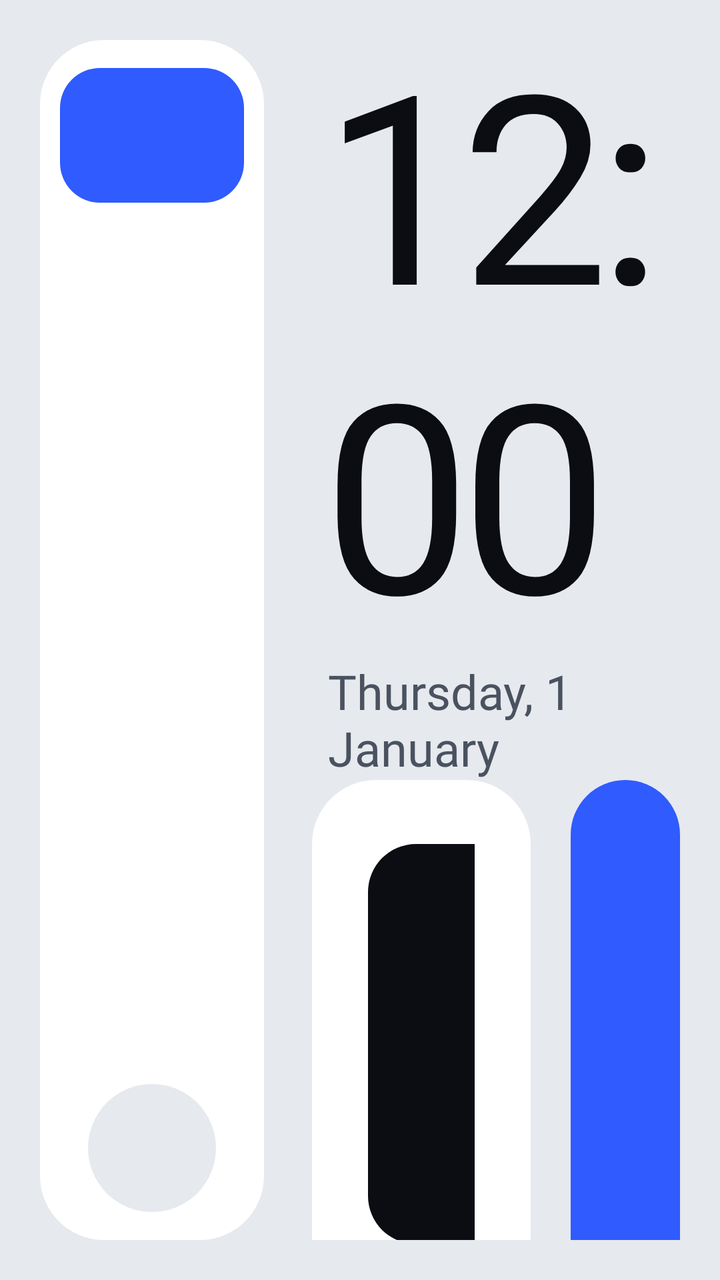
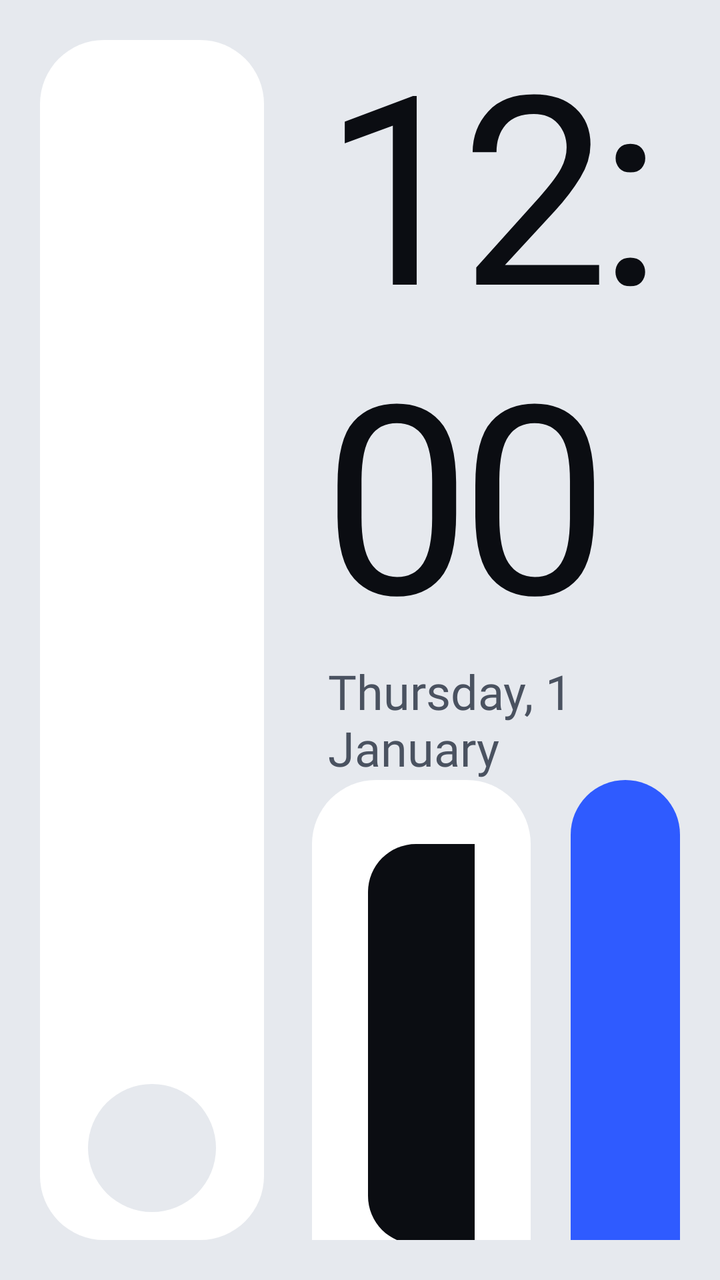

Screens rendered from an Android XML layout before and after an edit, with the pre-edit source and the edit as a unified diff.
<!-- AndroidManifest.xml: application theme Theme.CleanDash -->
<!-- res/layout/home_rail.xml -->
<?xml version="1.0" encoding="utf-8"?>
<LinearLayout xmlns:android="http://schemas.android.com/apk/res/android"
    android:layout_width="match_parent"
    android:layout_height="match_parent"
    android:background="@color/rail_bg"
    android:fitsSystemWindows="true"
    android:orientation="horizontal"
    android:padding="20dp">

    <LinearLayout
        android:layout_width="112dp"
        android:layout_height="match_parent"
        android:background="@drawable/rail_card"
        android:gravity="center_horizontal"
        android:orientation="vertical"
        android:paddingStart="10dp"
        android:paddingTop="12dp"
        android:paddingEnd="10dp"
        android:paddingBottom="14dp">

        <LinearLayout style="@style/Rail.Item" android:background="@drawable/rail_item_accent" android:tag="maps">
            <ImageView android:tag="icon" style="@style/Rail.ItemIcon" android:tint="@color/rail_on_accent" />
            <TextView android:tag="label" style="@style/Rail.ItemLabel" android:textColor="@color/rail_on_accent" />
        </LinearLayout>

        <LinearLayout style="@style/Rail.Item" android:tag="carplay">
            <ImageView android:tag="icon" style="@style/Rail.ItemIcon" />
            <TextView android:tag="label" style="@style/Rail.ItemLabel" />
        </LinearLayout>

        <LinearLayout style="@style/Rail.Item" android:tag="radio">
            <ImageView android:tag="icon" style="@style/Rail.ItemIcon" />
            <TextView android:tag="label" style="@style/Rail.ItemLabel" />
        </LinearLayout>

        <LinearLayout style="@style/Rail.Item" android:tag="music">
            <ImageView android:tag="icon" style="@style/Rail.ItemIcon" />
            <TextView android:tag="label" style="@style/Rail.ItemLabel" />
        </LinearLayout>

        <LinearLayout style="@style/Rail.Item" android:tag="bluetooth">
            <ImageView android:tag="icon" style="@style/Rail.ItemIcon" />
            <TextView android:tag="label" style="@style/Rail.ItemLabel" />
        </LinearLayout>

        <LinearLayout style="@style/Rail.Item" android:tag="eq">
            <ImageView android:tag="icon" style="@style/Rail.ItemIcon" />
            <TextView android:tag="label" style="@style/Rail.ItemLabel" />
        </LinearLayout>

        <LinearLayout style="@style/Rail.Item" android:tag="settings">
            <ImageView android:tag="icon" style="@style/Rail.ItemIcon" />
            <TextView android:tag="label" style="@style/Rail.ItemLabel" />
        </LinearLayout>

        <FrameLayout
            android:layout_width="64dp"
            android:layout_height="64dp"
            android:layout_marginTop="10dp"
            android:background="@drawable/rail_apps"
            android:tag="apps">

            <ImageView
                android:tag="icon"
                style="@style/Rail.ItemIcon"
                android:layout_gravity="center" />
        </FrameLayout>
    </LinearLayout>

    <LinearLayout
        android:layout_width="0dp"
        android:layout_height="match_parent"
        android:layout_marginStart="24dp"
        android:layout_weight="1"
        android:orientation="vertical">

        
        <Space
            android:layout_width="match_parent"
            android:layout_height="0dp"
            android:layout_weight="1" />

        <LinearLayout
            android:layout_width="match_parent"
            android:layout_height="wrap_content"
            android:layout_marginStart="8dp"
            android:gravity="center_vertical"
            android:orientation="horizontal">

            
            <LinearLayout
                android:id="@+id/clock"
                android:layout_width="wrap_content"
                android:layout_height="wrap_content"
                android:background="?android:attr/selectableItemBackground"
                android:orientation="vertical">

                <TextClock
                    android:layout_width="wrap_content"
                    android:layout_height="wrap_content"
                    android:fontFamily="@font/space_grotesk_medium"
                    android:format12Hour="h:mm"
                    android:format24Hour="HH:mm"
                    android:includeFontPadding="false"
                    android:letterSpacing="-0.04"
                    android:textColor="@color/rail_text"
                    android:textSize="132sp" />

                <TextClock
                    android:layout_width="wrap_content"
                    android:layout_height="wrap_content"
                    android:fontFamily="@font/space_grotesk_medium"
                    android:format12Hour="EEEE, d MMMM"
                    android:format24Hour="EEEE, d MMMM"
                    android:textColor="@color/rail_muted"
                    android:textSize="24sp" />
            </LinearLayout>

            <Space
                android:layout_width="0dp"
                android:layout_height="1dp"
                android:layout_weight="1" />

            <TextView
                android:id="@+id/set_home"
                android:layout_width="wrap_content"
                android:layout_height="44dp"
                android:background="@drawable/rail_pill"
                android:fontFamily="@font/space_grotesk_semibold"
                android:gravity="center"
                android:paddingStart="22dp"
                android:paddingEnd="22dp"
                android:text="@string/set_home"
                android:textColor="@color/rail_accent"
                android:textSize="15sp"
                android:visibility="gone" />
        </LinearLayout>

        <Space
            android:layout_width="match_parent"
            android:layout_height="0dp"
            android:layout_weight="1" />

        <LinearLayout
            android:layout_width="match_parent"
            android:layout_height="264dp"
            android:orientation="horizontal">

            <LinearLayout
                android:id="@+id/media_card"
                android:layout_width="0dp"
                android:layout_height="match_parent"
                android:layout_weight="2"
                android:background="@drawable/rail_card"
                android:foreground="?android:attr/selectableItemBackground"
                android:gravity="center_vertical"
                android:orientation="horizontal"
                android:padding="28dp">

                <ImageView
                    android:id="@+id/media_art"
                    android:layout_width="200dp"
                    android:layout_height="200dp"
                    android:background="@drawable/rail_art"
                    android:importantForAccessibility="no"
                    android:padding="64dp"
                    android:src="@drawable/ic_music"
                    android:tint="@color/rail_on_accent" />

                <LinearLayout
                    android:layout_width="0dp"
                    android:layout_height="wrap_content"
                    android:layout_marginStart="28dp"
                    android:layout_weight="1"
                    android:orientation="vertical">

                    <TextView
                        android:id="@+id/media_title"
                        android:layout_width="match_parent"
                        android:layout_height="wrap_content"
                        android:ellipsize="end"
                        android:fontFamily="@font/space_grotesk_semibold"
                        android:singleLine="true"
                        android:textColor="@color/rail_text"
                        android:textSize="30sp" />

                    <TextView
                        android:id="@+id/media_artist"
                        android:layout_width="match_parent"
                        android:layout_height="wrap_content"
                        android:layout_marginTop="2dp"
                        android:ellipsize="end"
                        android:fontFamily="@font/space_grotesk_medium"
                        android:singleLine="true"
                        android:textColor="@color/rail_muted"
                        android:textSize="19sp" />

                    <FrameLayout
                        android:layout_width="match_parent"
                        android:layout_height="6dp"
                        android:layout_marginTop="18dp"
                        android:background="@drawable/rail_track">

                        <View
                            android:id="@+id/media_progress"
                            android:layout_width="match_parent"
                            android:layout_height="match_parent"
                            android:background="@drawable/rail_progress"
                            android:scaleX="0" />
                    </FrameLayout>

                    <LinearLayout
                        android:layout_width="wrap_content"
                        android:layout_height="wrap_content"
                        android:layout_marginTop="18dp"
                        android:gravity="center_vertical"
                        android:orientation="horizontal">

                        <ImageView
                            android:id="@+id/media_prev"
                            style="@style/Rail.Button"
                            android:contentDescription="@string/media_prev"
                            android:src="@drawable/ic_skip_previous" />

                        <ImageView
                            android:id="@+id/media_play"
                            android:layout_width="76dp"
                            android:layout_height="76dp"
                            android:layout_marginStart="16dp"
                            android:layout_marginEnd="16dp"
                            android:background="@drawable/rail_play"
                            android:contentDescription="@string/media_play"
                            android:padding="22dp"
                            android:src="@drawable/ic_play"
                            android:tint="@color/rail_on_accent" />

                        <ImageView
                            android:id="@+id/media_next"
                            style="@style/Rail.Button"
                            android:contentDescription="@string/media_next"
                            android:src="@drawable/ic_skip_next" />
                    </LinearLayout>
                </LinearLayout>
            </LinearLayout>

            <LinearLayout
                android:layout_width="0dp"
                android:layout_height="match_parent"
                android:layout_marginStart="20dp"
                android:layout_weight="1"
                android:background="@drawable/rail_carplay"
                android:orientation="vertical"
                android:padding="28dp"
                android:tag="carplay">

                <ImageView
                    android:tag="icon"
                    android:layout_width="48dp"
                    android:layout_height="48dp"
                    android:importantForAccessibility="no"
                    android:tint="@color/rail_on_accent" />

                <Space
                    android:layout_width="match_parent"
                    android:layout_height="0dp"
                    android:layout_weight="1" />

                <TextView
                    android:tag="label"
                    android:layout_width="wrap_content"
                    android:layout_height="wrap_content"
                    android:fontFamily="@font/space_grotesk_semibold"
                    android:textColor="@color/rail_on_accent"
                    android:textSize="32sp" />

                <TextView
                    android:layout_width="wrap_content"
                    android:layout_height="wrap_content"
                    android:fontFamily="@font/space_grotesk_medium"
                    android:text="@string/carplay_hint"
                    android:textColor="@color/rail_on_accent"
                    android:textSize="18sp" />
            </LinearLayout>
        </LinearLayout>
    </LinearLayout>
</LinearLayout>
<!-- resources referenced by this layout -->
<resources>
  <color name="rail_accent">#2F5BFF</color>
  <color name="rail_bg">#E6E9EE</color>
  <color name="rail_muted">#4A5260</color>
  <color name="rail_on_accent">#FFFFFF</color>
  <color name="rail_text">#0B0D12</color>
  <!-- drawable rail_apps (drawable) -->
  <?xml version="1.0" encoding="utf-8"?>
  <ripple xmlns:android="http://schemas.android.com/apk/res/android" android:color="@color/rail_pressed">
      <item><shape android:shape="oval"><solid android:color="@color/rail_bg" /></shape></item>
  </ripple>
  <!-- drawable rail_art (drawable) -->
  <?xml version="1.0" encoding="utf-8"?>
  <shape xmlns:android="http://schemas.android.com/apk/res/android" android:shape="rectangle"><solid android:color="@color/rail_text" /><corners android:radius="24dp" /></shape>
  <!-- drawable rail_card (drawable) -->
  <?xml version="1.0" encoding="utf-8"?>
  <shape xmlns:android="http://schemas.android.com/apk/res/android" android:shape="rectangle"><solid android:color="@color/rail_card" /><corners android:radius="32dp" /></shape>
  <!-- drawable rail_carplay (drawable) -->
  <?xml version="1.0" encoding="utf-8"?>
  <ripple xmlns:android="http://schemas.android.com/apk/res/android" android:color="#33FFFFFF">
      <item><shape android:shape="rectangle"><solid android:color="@color/rail_accent" /><corners android:radius="32dp" /></shape></item>
  </ripple>
  <!-- drawable rail_item_accent (drawable) -->
  <?xml version="1.0" encoding="utf-8"?>
  <ripple xmlns:android="http://schemas.android.com/apk/res/android" android:color="#33FFFFFF">
      <item><shape android:shape="rectangle"><solid android:color="@color/rail_accent" /><corners android:radius="20dp" /></shape></item>
  </ripple>
  <!-- drawable rail_play (drawable) -->
  <?xml version="1.0" encoding="utf-8"?>
  <ripple xmlns:android="http://schemas.android.com/apk/res/android" android:color="#33FFFFFF">
      <item><shape android:shape="oval"><solid android:color="@color/rail_text" /></shape></item>
  </ripple>
  <!-- drawable rail_progress (drawable) -->
  <?xml version="1.0" encoding="utf-8"?>
  <shape xmlns:android="http://schemas.android.com/apk/res/android" android:shape="rectangle"><solid android:color="@color/rail_text" /><corners android:radius="3dp" /></shape>
  <!-- drawable rail_track (drawable) -->
  <?xml version="1.0" encoding="utf-8"?>
  <shape xmlns:android="http://schemas.android.com/apk/res/android" android:shape="rectangle"><solid android:color="@color/rail_bg" /><corners android:radius="3dp" /></shape>
  <string name="carplay_hint">Connect your phone</string>
  <string name="media_next">Next</string>
  <string name="media_play">Play or pause</string>
  <string name="media_prev">Previous</string>
  <string name="set_home">Set as Home</string>
  <style name="Rail.ItemIcon">
          <item name="android:layout_width">26dp</item>
          <item name="android:layout_height">26dp</item>
          <item name="android:importantForAccessibility">no</item>
          <item name="android:tint">@color/rail_text</item>
      </style>
  <color name="rail_pressed">#1F0B0D12</color>
  <color name="rail_card">#FFFFFF</color>
  <!-- drawable rail_button (drawable) -->
  <?xml version="1.0" encoding="utf-8"?>
  <ripple xmlns:android="http://schemas.android.com/apk/res/android" android:color="@color/rail_pressed">
      <item><shape android:shape="oval"><solid android:color="@color/rail_bg" /></shape></item>
  </ripple>
  <color name="background">#0E1116</color>
  <color name="accent">#4FC3F7</color>
  <color name="text">#F2F4F7</color>
  <color name="text_muted">#8A93A0</color>
  <style name="Theme.CleanDash.Dialog" parent="android:Theme.Material.Dialog.Alert">
          <item name="android:colorAccent">@color/accent</item>
      </style>
  <!-- unchanged entries left out for length: 10 -->
</resources>

<!-- the commit's change to res/layout/home_rail.xml (unified diff, before → after) -->
@@ -18,9 +18,9 @@
         android:paddingEnd="10dp"
         android:paddingBottom="14dp">
 
-        <LinearLayout style="@style/Rail.Item" android:background="@drawable/rail_item_accent" android:tag="maps">
-            <ImageView android:tag="icon" style="@style/Rail.ItemIcon" android:tint="@color/rail_on_accent" />
-            <TextView android:tag="label" style="@style/Rail.ItemLabel" android:textColor="@color/rail_on_accent" />
+        <LinearLayout style="@style/Rail.Item" android:tag="maps">
+            <ImageView android:tag="icon" style="@style/Rail.ItemIcon" />
+            <TextView android:tag="label" style="@style/Rail.ItemLabel" />
         </LinearLayout>
 
         <LinearLayout style="@style/Rail.Item" android:tag="carplay">
<!-- resource entries referenced after the edit -->
@@ -20,11 +20,6 @@
   <?xml version="1.0" encoding="utf-8"?>
   <ripple xmlns:android="http://schemas.android.com/apk/res/android" android:color="#33FFFFFF">
       <item><shape android:shape="rectangle"><solid android:color="@color/rail_accent" /><corners android:radius="32dp" /></shape></item>
-  </ripple>
-  <!-- drawable rail_item_accent (drawable) -->
-  <?xml version="1.0" encoding="utf-8"?>
-  <ripple xmlns:android="http://schemas.android.com/apk/res/android" android:color="#33FFFFFF">
-      <item><shape android:shape="rectangle"><solid android:color="@color/rail_accent" /><corners android:radius="20dp" /></shape></item>
   </ripple>
   <!-- drawable rail_play (drawable) -->
   <?xml version="1.0" encoding="utf-8"?>
